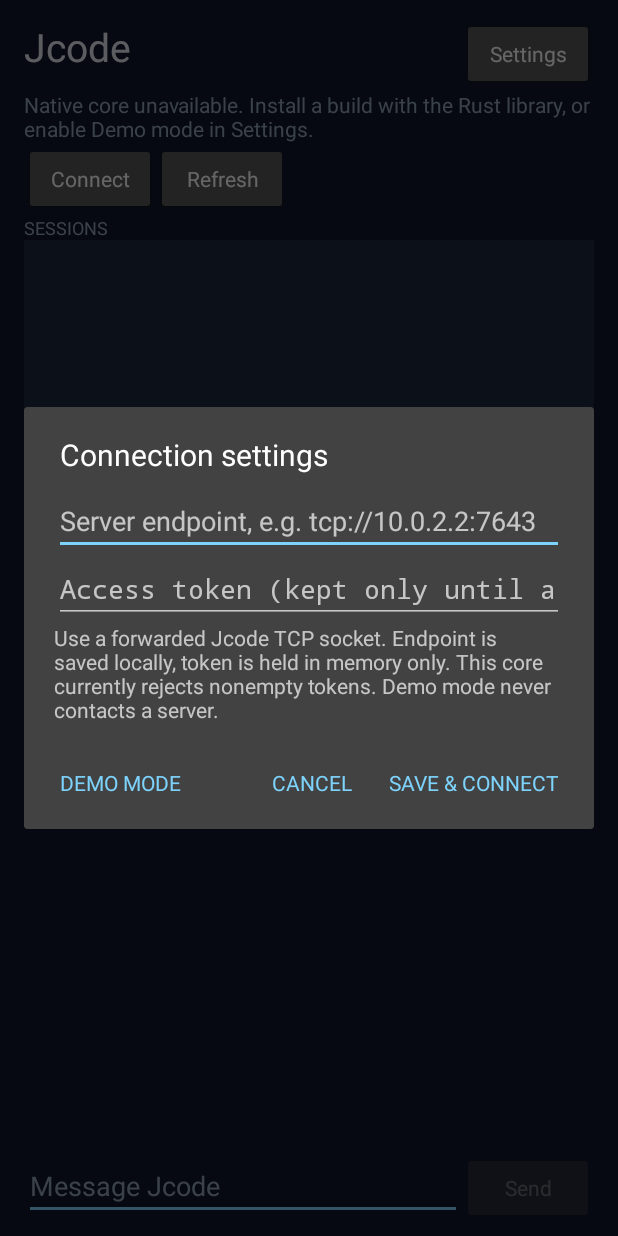
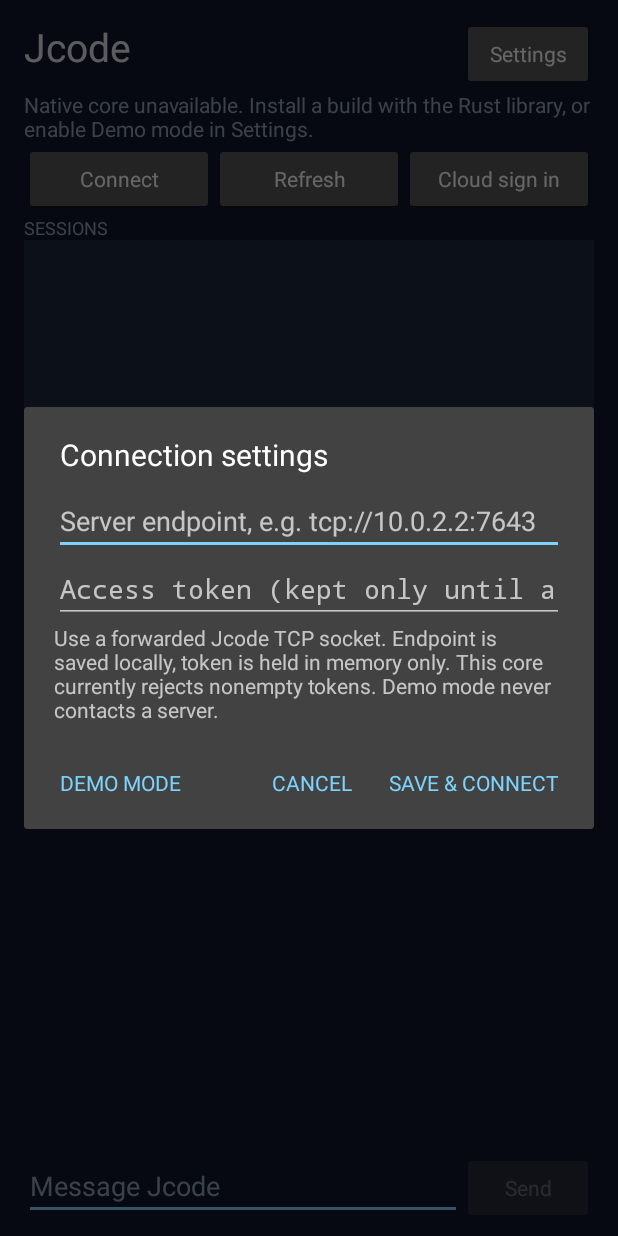
Before and after one commit to 1jehuang/jcode-mobile, an Android app: the MainActivity screen opened directly, with no data from a screen before it, after a tap on "Settings", on a phone screen of 412 x 824 dp. Run offline under Robolectric (Android 15) with nearby library versions, the phone set to English and light mode, and no system bars.

Commit message:
Add cloud email sign-in and polish Android lifecycle handling

```diff
--- a/android/app/src/main/java/org/jcode/mobile/MainActivity.java
+++ b/android/app/src/main/java/org/jcode/mobile/MainActivity.java
@@ -37,18 +37,22 @@ public final class MainActivity extends Activity {
     private SharedPreferences preferences;
     private TextView status, heading, empty;
     private EditText composer;
-    private Button send, connect, refresh;
+    private Button send, connect, refresh, cloud;
+    private String loginState = "signed_out";
+    private boolean loginBusy;
+    private static String loginEmail = "";
     private LinearLayout transcript;
     private ScrollView scroll;
     private ListView sessionList;
     private ArrayAdapter<String> sessionAdapter;
     private final ArrayList<String> sessionIds = new ArrayList<>();
-    private boolean demo, resumed, destroyed, inFlight, connected;
-    private String selected = "", renderedMessages = "", pendingText = "";
+    private boolean demo, resumed, destroyed, inFlight, connected, dialogOpen;
+    private String selected = "", renderedMessages = "", renderedSessions = "", pendingText = "";
     private DemoState demoState;
+    private AlertDialog activeDialog;
     private final Runnable poller = new Runnable() {
         @Override public void run() {
-            if (!resumed || destroyed) return;
+            if (!resumed || destroyed || dialogOpen) return;
             if (!inFlight) request("poll", new JSONObject(), false);
             else main.postDelayed(this, 500);
         }
@@ -58,8 +62,8 @@ public final class MainActivity extends Activity {
         super.onCreate(saved);
         getWindow().setSoftInputMode(WindowManager.LayoutParams.SOFT_INPUT_ADJUST_RESIZE);
         preferences = getSharedPreferences("connection", MODE_PRIVATE);
-        demo = getIntent().getBooleanExtra("demo", false)
-                || "true".equalsIgnoreCase(getIntent().getStringExtra("demo"));
+        Object demoExtra = getIntent().getExtras() == null ? null : getIntent().getExtras().get("demo");
+        demo = Boolean.TRUE.equals(demoExtra) || "true".equalsIgnoreCase(String.valueOf(demoExtra));
         if (saved != null) demo = saved.getBoolean("demo", demo);
         demoState = new DemoState();
         if (saved != null && demo) demoState.restore(saved.getString("demo_state"));
@@ -71,6 +75,7 @@ public final class MainActivity extends Activity {
     private void buildUi() {
         LinearLayout root = column();
         root.setBackgroundColor(BACKGROUND);
+        root.setFitsSystemWindows(true);
         root.setPadding(dp(16), dp(12), dp(16), dp(8));
         setContentView(root);
         LinearLayout toolbar = row();
@@ -91,8 +96,11 @@ public final class MainActivity extends Activity {
         });
         refresh = button("Refresh");
         refresh.setOnClickListener(v -> request("sessions", new JSONObject(), true));
-        actions.addView(connect);
-        actions.addView(refresh);
+        actions.addView(connect, new LinearLayout.LayoutParams(0, -2, 1));
+        actions.addView(refresh, new LinearLayout.LayoutParams(0, -2, 1));
+        cloud = button("Cloud sign in");
+        cloud.setOnClickListener(v -> showCloud());
+        actions.addView(cloud, new LinearLayout.LayoutParams(0, -2, 1));
         root.addView(actions);
         TextView sessionsLabel = label("SESSIONS", 12, MUTED);
         root.addView(sessionsLabel);
@@ -209,12 +217,14 @@ public final class MainActivity extends Activity {
                 }
                 else {
                     applySnapshot(result);
+                    if (action.equals("logout") && result.optBoolean("ok", true)) loginEmail = "";
+                    if (action.equals("start_login") && result.optBoolean("ok", true) && loginState.equals("code_sent") && !loginBusy) main.post(this::showCloud);
                     if (action.equals("send") && result.optBoolean("ok", true)) {
                         if (composer.getText().toString().equals(pendingText)) composer.setText("");
                     }
                 }
                 updateControls();
-                if (resumed && (demo || NativeBridge.isAvailable())) main.postDelayed(poller, 1000);
+                if (resumed && !dialogOpen && (demo || NativeBridge.isAvailable())) main.postDelayed(poller, 1000);
             });
         });
     }
@@ -222,15 +232,25 @@ public final class MainActivity extends Activity {
     private void applySnapshot(JSONObject response) {
         JSONObject state = response.optJSONObject("state");
         if (state == null) state = response;
+        String previousLoginState = loginState;
+        loginState = state.optString("login_state", loginState);
+        loginBusy = state.optBoolean("login_busy", false);
+        if (!loginState.equals(previousLoginState) && resumed
+                && (loginState.equals("code_sent") || (loginState.equals("signed_in") && previousLoginState.equals("code_sent")))) main.post(this::showCloud);
         String phase = state.optString("status", "Disconnected");
         connected = state.optBoolean("connected", phase.equalsIgnoreCase("connected") || phase.equalsIgnoreCase("ready") || phase.equalsIgnoreCase("demo"));
         String error = response.optString("error", "");
+        String loginError = nullableString(state, "login_error");
+        if (!loginError.isEmpty()) error = loginError;
         if (error.equals("null")) error = "";
         status.setText(!response.optBoolean("ok", true) || !error.isEmpty() ? "Error: " + (error.isEmpty() ? "Request failed" : error) : (demo ? "DEMO · " : "") + phase + (state.optBoolean("is_processing", false) ? " · Working…" : ""));
+        if (loginBusy && error.isEmpty()) status.setText("Cloud sign-in in progress…");
         if (state.has("selected_session_id")) selected = nullableString(state, "selected_session_id");
         else if (state.has("session_id")) selected = nullableString(state, "session_id");
         JSONArray sessions = state.optJSONArray("sessions");
-        if (sessions != null) {
+        if (sessions != null && !(selected + sessions.toString()).equals(renderedSessions)) {
+            renderedSessions = selected + sessions.toString();
+            sessionAdapter.setNotifyOnChange(false);
             sessionAdapter.clear();
             sessionIds.clear();
             int checked = -1;
@@ -246,6 +266,7 @@ public final class MainActivity extends Activity {
                 sessionIds.add(id);
                 sessionAdapter.add(title + (detail.isEmpty() ? "" : "\n" + detail));
             }
+            sessionAdapter.notifyDataSetChanged();
             sessionList.clearChoices();
             if (checked >= 0) sessionList.setItemChecked(checked, true);
         }
@@ -287,8 +308,62 @@ public final class MainActivity extends Activity {
         }
     }
 
+    private void showCloud() {
+        if (inFlight || destroyed || !resumed || dialogOpen) return;
+        if (loginBusy) {
+            present(new AlertDialog.Builder(this).setTitle("Cloud sign-in in progress")
+                .setMessage("You can wait for sign-in to finish, or cancel and clear the in-memory account.")
+                .setPositiveButton("Keep waiting", null)
+                .setNegativeButton("Cancel sign-in", (dialog, which) -> { demo = false; request("logout", new JSONObject(), true); }).create());
+            return;
+        }
+        if (loginState.equals("signed_in")) {
+            present(new AlertDialog.Builder(this).setTitle("Jcode Cloud")
+                .setMessage("Your account is signed in for this app process. Connect to your cloud workspace, or sign out to remove the in-memory account.")
+                .setPositiveButton("Connect cloud", (dialog, which) -> { demo = false; request("connect_cloud", new JSONObject(), true); })
+                .setNeutralButton("Sign out", (dialog, which) -> { demo = false; request("logout", new JSONObject(), true); })
+                .setNegativeButton("Cancel", null).create());
+            return;
+        }
+        boolean codeStep = loginState.equals("code_sent");
+        EditText input = new EditText(this);
+        input.setSingleLine(true);
+        input.setHint(codeStep ? "Email verification code" : "Email address");
+        input.setInputType(codeStep ? InputType.TYPE_CLASS_NUMBER : InputType.TYPE_CLASS_TEXT | InputType.TYPE_TEXT_VARIATION_EMAIL_ADDRESS);
+        if (codeStep) input.setFilters(new android.text.InputFilter[]{new android.text.InputFilter.LengthFilter(6)});
+        if (!codeStep) input.setText(loginEmail);
+        LinearLayout panel = column();
+        panel.setPadding(dp(20), dp(8), dp(20), dp(8));
+        TextView explanation = new TextView(this);
+        explanation.setText(codeStep ? "Enter the code sent to " + (loginEmail.isEmpty() ? "your email" : loginEmail) + ". Credentials stay in memory only." : "Sign in to Jcode Cloud with an email verification code. This will leave demo mode if enabled.");
+        panel.addView(explanation);
+        panel.addView(input);
+        AlertDialog dialog = new AlertDialog.Builder(this).setTitle(codeStep ? "Verify email" : "Sign in to Jcode Cloud").setView(panel)
+            .setPositiveButton(codeStep ? "Verify" : "Send code", null)
+            .setNeutralButton(codeStep ? "Resend code" : "Cancel", (d, which) -> {
+                if (codeStep && !loginEmail.isEmpty()) {
+                    JSONObject args = new JSONObject(); put(args, "email", loginEmail);
+                    demo = false; request("start_login", args, true);
+                }
+            }).setNegativeButton(codeStep ? "Cancel" : "Not now", null).create();
+        dialog.setOnShowListener(ignored -> dialog.getButton(AlertDialog.BUTTON_POSITIVE).setOnClickListener(v -> {
+            String value = input.getText().toString().trim();
+            if (value.isEmpty() || (codeStep && !value.matches("[0-9]{6}")) || (!codeStep && (!value.contains("@") || value.endsWith("@")))) {
+                input.setError(codeStep ? "Enter the six-digit verification code" : "Enter a valid email address");
+                return;
+            }
+            JSONObject args = new JSONObject();
+            put(args, codeStep ? "code" : "email", value);
+            if (!codeStep) loginEmail = value;
+            demo = false;
+            dialog.dismiss();
+            request(codeStep ? "verify_login" : "start_login", args, true);
+        }));
+        present(dialog);
+    }
+
     private void showSettings() {
-        if (inFlight) return;
+        if (inFlight || dialogOpen) return;
         LinearLayout panel = column();
         panel.setPadding(dp(20), dp(8), dp(20), dp(8));
         EditText endpoint = new EditText(this);
@@ -306,7 +381,7 @@ public final class MainActivity extends Activity {
         TextView note = new TextView(this);
         note.setText("Use a forwarded Jcode TCP socket. Endpoint is saved locally, token is held in memory only. This core currently rejects nonempty tokens. Demo mode never contacts a server.");
         panel.addView(note);
-        new AlertDialog.Builder(this).setTitle("Connection settings").setView(panel)
+        present(new AlertDialog.Builder(this).setTitle("Connection settings").setView(panel)
             .setPositiveButton("Save & connect", (dialog, which) -> {
                 preferences.edit().putString("endpoint", endpoint.getText().toString().trim()).apply();
                 accessToken = token.getText().toString();
@@ -318,7 +393,19 @@ public final class MainActivity extends Activity {
                 selected = "";
                 renderedMessages = "";
                 request("status", new JSONObject(), false);
-            }).setNegativeButton("Cancel", null).show();
+            }).setNegativeButton("Cancel", null).create());
+    }
+
+    private void present(AlertDialog dialog) {
+        dialogOpen = true;
+        activeDialog = dialog;
+        main.removeCallbacks(poller);
+        dialog.setOnDismissListener(ignored -> {
+            dialogOpen = false;
+            activeDialog = null;
+            if (resumed && !destroyed && !inFlight) main.postDelayed(poller, 1000);
+        });
+        dialog.show();
     }
 
     private static String accessToken = "";
@@ -326,6 +413,8 @@ public final class MainActivity extends Activity {
         send.setEnabled(!inFlight && connected && !selected.isEmpty());
         connect.setEnabled(!inFlight);
         refresh.setEnabled(!inFlight);
+        cloud.setEnabled(!inFlight);
+        cloud.setText(loginBusy ? "Cancel login" : loginState.equals("signed_in") ? "Cloud account" : "Cloud sign in");
         sessionList.setEnabled(!inFlight);
         connect.setText(connected ? "Disconnect" : "Connect");
     }
@@ -333,7 +422,7 @@ public final class MainActivity extends Activity {
         super.onResume();
         resumed = true;
         main.removeCallbacks(poller);
-        if (!inFlight) request("status", new JSONObject(), false);
+        if (!inFlight) request("wake", new JSONObject(), false);
         else main.postDelayed(poller, 1000);
     }
     @Override protected void onPause() {
@@ -349,6 +438,7 @@ public final class MainActivity extends Activity {
     }
     @Override protected void onDestroy() {
         destroyed = true;
+        if (activeDialog != null) activeDialog.dismiss();
         main.removeCallbacksAndMessages(null);
         super.onDestroy();
     }
--- a/android/app/src/main/java/org/jcode/mobile/NativeBridge.java
+++ b/android/app/src/main/java/org/jcode/mobile/NativeBridge.java
@@ -6,7 +6,9 @@ public final class NativeBridge {
     static {
         String error = null;
         try { System.loadLibrary("jcode_mobile_android"); }
-        catch (UnsatisfiedLinkError | SecurityException e) { error = e.getMessage(); }
+        catch (UnsatisfiedLinkError | SecurityException e) {
+            error = e.getMessage() == null ? e.getClass().getSimpleName() : e.getMessage();
+        }
         LOAD_ERROR = error;
     }
     private NativeBridge() {}
```
